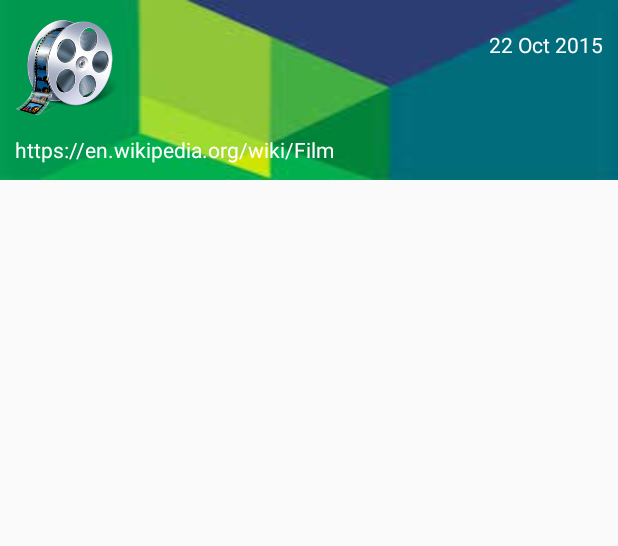
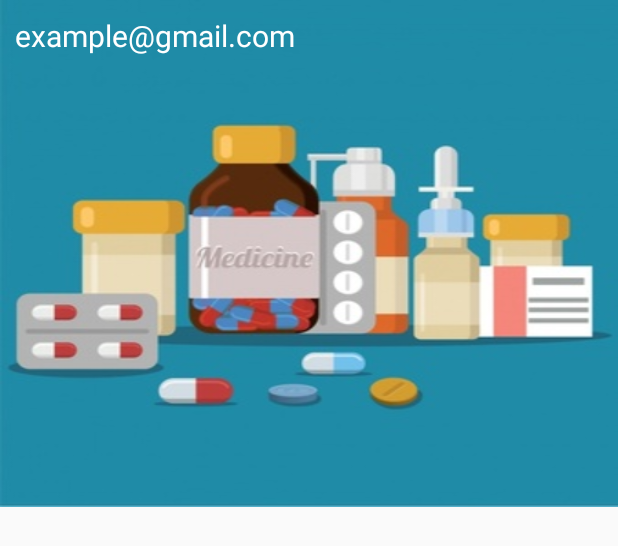
Before and after one commit to pritomzap/EPharma-DEMO, an Android app: the layout nav_header.xml on its own in the app's theme, with its tools: preview values and no code run, on a phone screen of 412 x 824 dp. Shown: the top 546 px of the screen. Run offline under Robolectric (Android 15) with nearby library versions, the phone set to English and light mode, and no system bars.

Commit message:
commit 3

```diff
--- a/app/build.gradle
+++ b/app/build.gradle
@@ -28,4 +28,5 @@ dependencies {
     androidTestImplementation 'com.android.support.test.espresso:espresso-core:3.0.1'
     compile 'com.airbnb.android:lottie:2.3.0'
     compile 'com.github.GrenderG:Toasty:1.2.5'
+    compile 'com.ss.bannerslider:bannerslider:1.8.0'
 }
--- a/app/src/main/java/com/example/user/epharma_demo/adapter/CustomExpandableListAdapter.java
+++ b/app/src/main/java/com/example/user/epharma_demo/adapter/CustomExpandableListAdapter.java
@@ -86,7 +86,8 @@ public class CustomExpandableListAdapter extends BaseExpandableListAdapter {
         }
         TextView listTitleTextView = (TextView) convertView
                 .findViewById(R.id.listTitle);
-        listTitleTextView.setTypeface(null, Typeface.BOLD);
+
+        listTitleTextView.setTypeface(Typeface.createFromAsset(mContext.getAssets(), "fonts/font2.otf"));
         listTitleTextView.setText(listTitle);
         return convertView;
     }
--- a/app/src/main/res/layout/list_group.xml
+++ b/app/src/main/res/layout/list_group.xml
@@ -12,6 +12,7 @@
         android:paddingBottom="10dp"
         android:paddingLeft="?android:attr/expandableListPreferredItemPaddingLeft"
         android:paddingTop="10dp"
-        android:textColor="@color/list_group_title" />
+        android:textColor="@color/color1"
+        android:textSize="20dp" />
 
 </LinearLayout>
--- a/app/src/main/res/layout/list_item.xml
+++ b/app/src/main/res/layout/list_item.xml
@@ -13,5 +13,6 @@
         android:paddingLeft="?android:attr/expandableListPreferredChildPaddingLeft"
         android:paddingRight="?android:attr/expandableListPreferredChildPaddingLeft"
         android:paddingTop="@dimen/layout_padding_default"
-        android:textColor="@color/list_item_title" />
+        android:textColor="@color/color2"
+        android:textSize="15dp" />
 </LinearLayout>
--- a/app/src/main/res/layout/nav_header.xml
+++ b/app/src/main/res/layout/nav_header.xml
@@ -12,37 +12,16 @@
         android:layout_margin="@dimen/layout_margin_default"
         android:orientation="horizontal"
         android:weightSum="1">
+    <TextView
+        android:id="@+id/email"
+        android:layout_width="wrap_content"
+        android:layout_height="match_parent"
+        android:text="example@gmail.com"
+        android:textColor="@color/white"
+        android:textSize="20dp" />
 
-        <ImageView
-            android:id="@+id/filmIcon"
-            android:layout_width="@dimen/header_img_size"
-            android:layout_height="@dimen/header_img_size"
-            android:src="@drawable/icon_film" />
-
-        <TextView
-            android:id="@+id/date"
-            android:layout_width="0dp"
-            android:layout_height="wrap_content"
-            android:layout_gravity="right|end"
-            android:layout_weight="1"
-            android:gravity="right|end"
-            android:paddingTop="@dimen/layout_padding_default"
-            android:text="@string/date"
-            android:textColor="@color/white"
-            android:textSize="@dimen/header_font_size" />
 
     </LinearLayout>
 
 
-    <TextView
-        android:id="@+id/website"
-        android:layout_width="wrap_content"
-        android:layout_height="wrap_content"
-        android:layout_marginBottom="@dimen/layout_margin_default"
-        android:gravity="left|start"
-        android:paddingLeft="@dimen/layout_padding_default"
-        android:text="@string/website"
-        android:textColor="@color/white"
-        android:textSize="@dimen/header_font_size" />
-
 </LinearLayout>
--- a/app/src/main/res/values/colors.xml
+++ b/app/src/main/res/values/colors.xml
@@ -4,6 +4,7 @@
     <color name="colorPrimaryDark">#303F9F</color>
     <color name="colorAccent">#FF4081</color>
     <color name="color1">#E91E63</color>
+    <color name="color2">#F06292</color>
     <color name="list_group_title">#808080</color>
     <color name="list_item_title">#AAAAAA</color>
 
--- a/app/src/main/res/values/dimens.xml
+++ b/app/src/main/res/values/dimens.xml
@@ -8,9 +8,9 @@
     <dimen name="header_img_size">70dp</dimen>
     <dimen name="divider_height">0.5dp</dimen>
 
-    <dimen name="nav_drawer_width">235dp</dimen>
+    <dimen name="nav_drawer_width">300dp</dimen>
 
     <dimen name="header_font_size">14sp</dimen>
-    <dimen name="movie_icon_container_height">300dp</dimen>
+    <dimen name="movie_icon_container_height">400dp</dimen>
 
 </resources>
```
Also changed, not shown: app/src/main/java/com/example/user/epharma_demo/MainActivity.java (+7 -1 lines), app/src/main/assets/fonts/font2.otf (added), app/src/main/res/drawable-v24/header.jpg (deleted), app/src/main/res/drawable/header.jpg (added).
